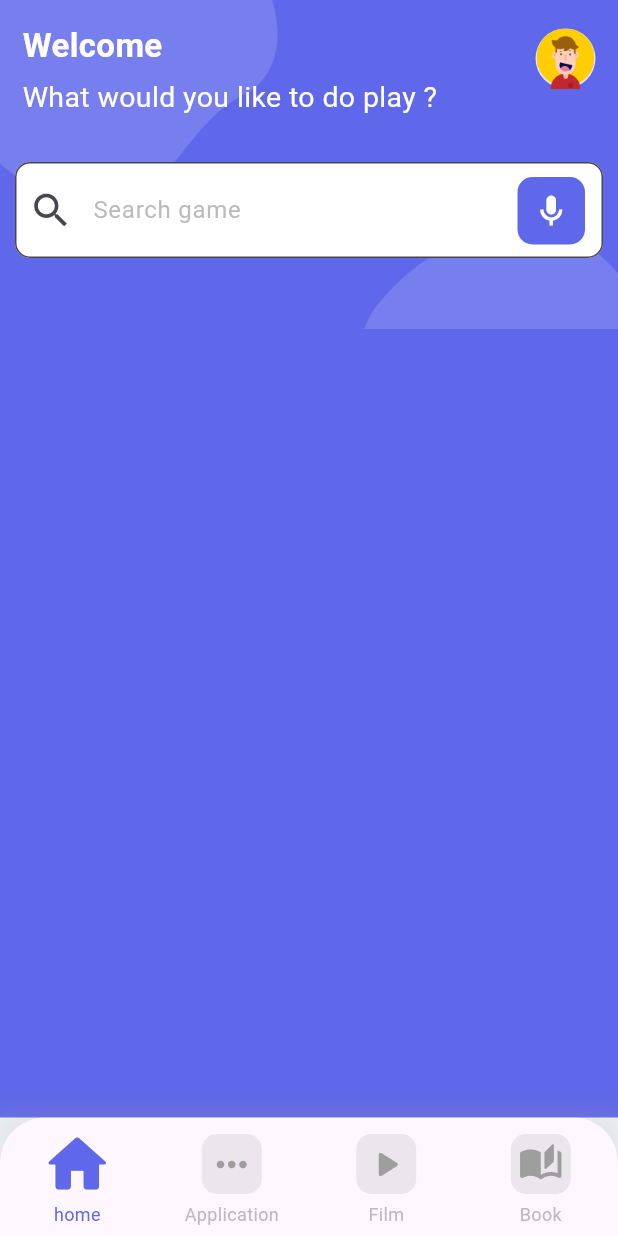
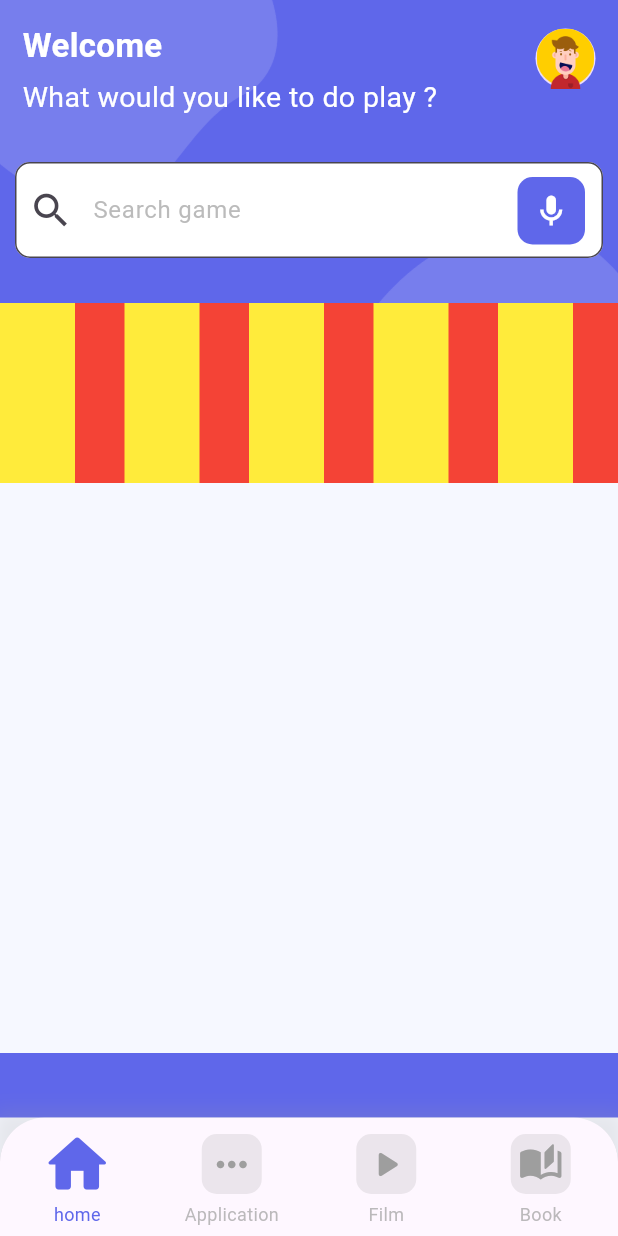
Before and after one commit to jeannotds/design-game-flutter, a Flutter app: the screen it shows after launch, on a phone screen of 412 x 824 dp. Run offline on Flutter 3.47's test engine with Material 3 defaults, Android fonts, the phone set to English and light mode, and no system bars.

Commit message:
use array

```diff
--- a/lib/pages/home/home.dart
+++ b/lib/pages/home/home.dart
@@ -1,3 +1,4 @@
+import 'package:ecommerce/pages/home/widget/category.dart';
 import 'package:ecommerce/pages/home/widget/header.dart';
 import 'package:ecommerce/pages/home/widget/search.dart';
 import 'package:flutter/material.dart';
@@ -31,11 +32,8 @@ class HomePage extends StatelessWidget {
                     width: 200,
                   ),
                 )),
-            const Column(
-              children: [
-                HeaderSection(),
-                SearchSelection(),
-              ],
+            Column(
+              children: [HeaderSection(), SearchSelection(), CategorySection()],
             )
           ],
         ),
--- /dev/null
+++ b/lib/pages/home/widget/category.dart
@@ -0,0 +1,65 @@
+import 'package:flutter/material.dart';
+
+class CategorySection extends StatelessWidget {
+  CategorySection({super.key});
+
+  final categories = [
+    {
+      'icon': Icons.track_changes_outlined,
+      'color': const Color(0xFF605CF4),
+      'title': 'Arcade'
+    },
+    {
+      'icon': Icons.sports_motorsports_outlined,
+      'color': const Color(0xFFFC77A6),
+      'title': 'Racing'
+    },
+    {
+      'icon': Icons.casino_outlined,
+      'color': const Color(0xFF4391FF),
+      'title': 'Strategy'
+    },
+    {
+      'icon': Icons.sports_esports,
+      'color': const Color(0xFF7182F2),
+      'title': 'More'
+    },
+    {
+      'icon': Icons.sports_motorsports_outlined,
+      'color': const Color(0xFFFC77A6),
+      'title': 'Racing'
+    },
+  ];
+
+  @override
+  Widget build(BuildContext context) {
+    return Container(
+      decoration: const BoxDecoration(
+          color: Color(0xFFF6F8FF),
+          borderRadius: BorderRadius.only(
+            topLeft: Radius.circular(20),
+            topRight: Radius.circular(20),
+          )),
+      height: 500,
+      child: Column(
+        children: [
+          Container(
+            height: 120,
+            color: Colors.red,
+            child: ListView.separated(
+                scrollDirection: Axis.horizontal,
+                itemBuilder: ((context, index) => Container(
+                      height: 50,
+                      width: 50,
+                      color: Colors.yellow,
+                    )),
+                separatorBuilder: ((context, index) => const SizedBox(
+                      width: 33,
+                    )),
+                itemCount: categories.length),
+          ),
+        ],
+      ),
+    );
+  }
+}
```
